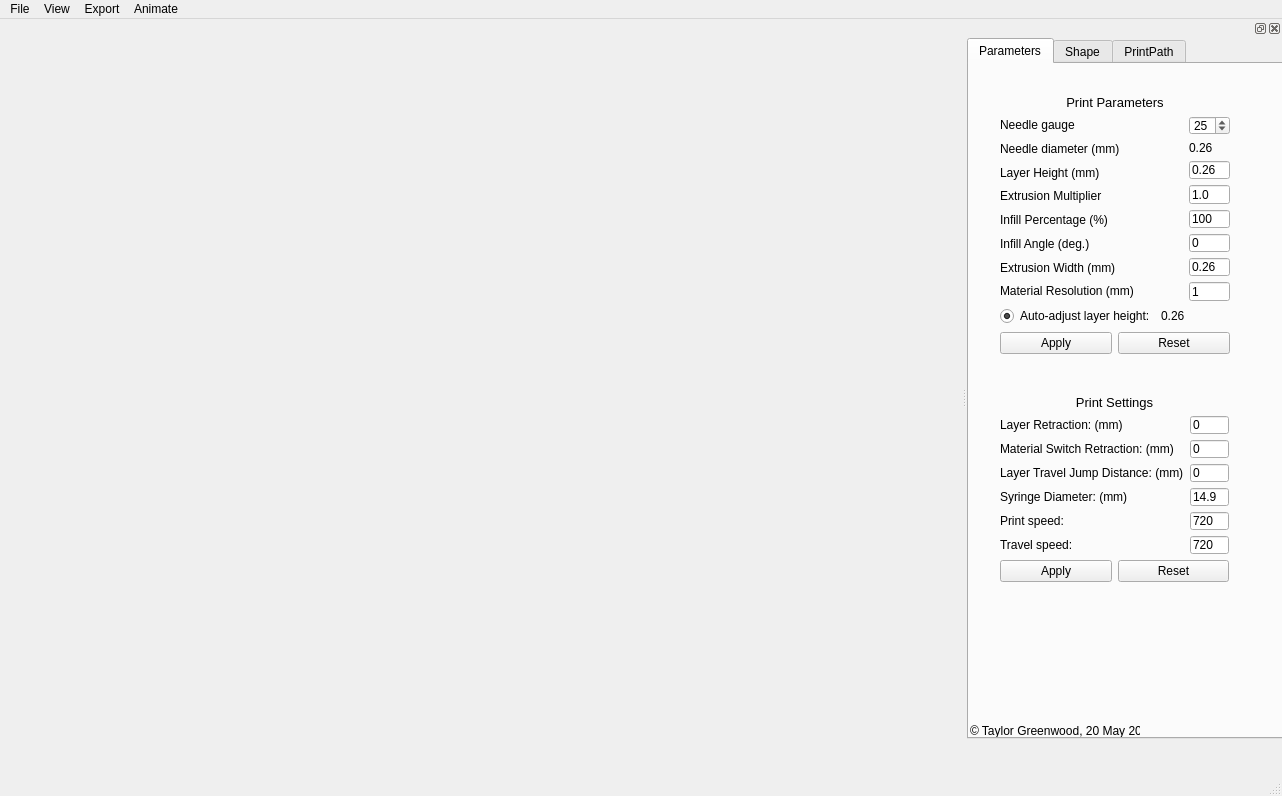
First picture: the form in mainwindowform.ui, repository taylorgwood/FRE_Visualizer_GUI, before the edit.
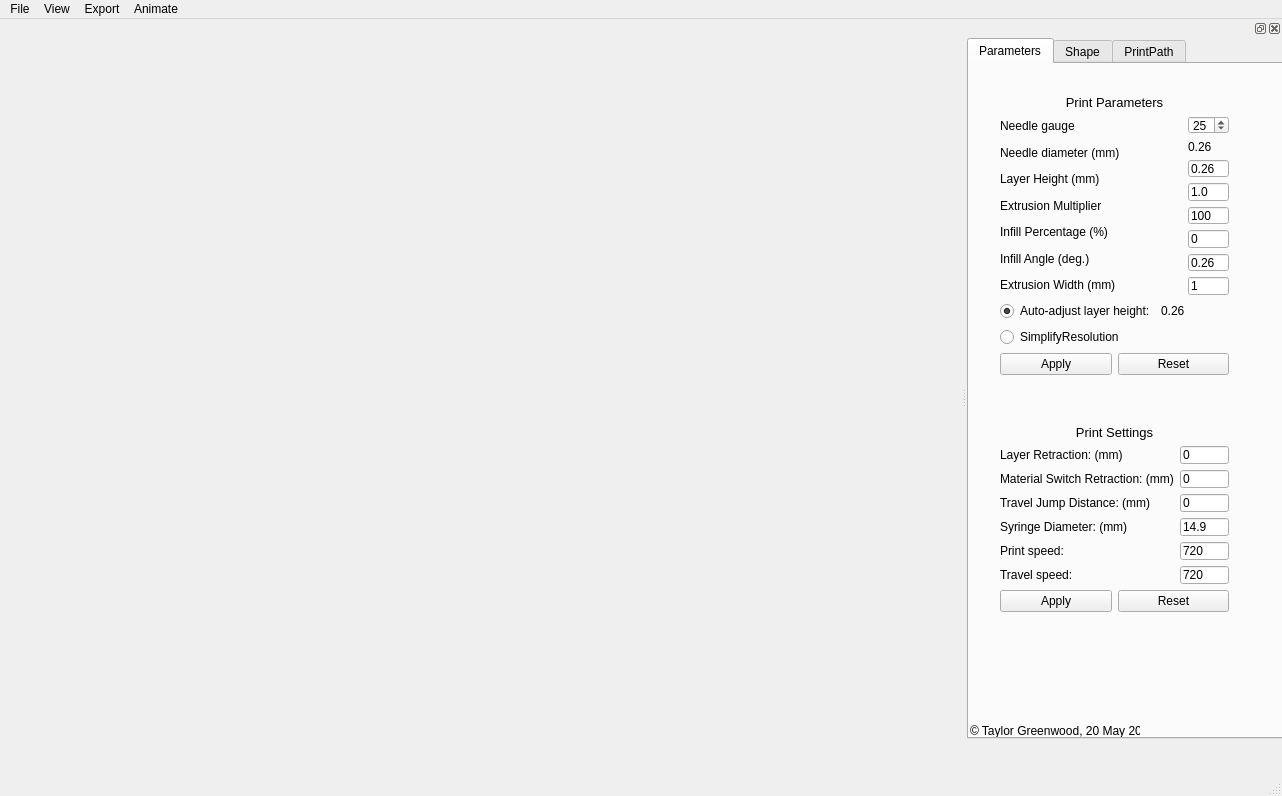
Second picture: the form after the edit.

Commit message: Added simplify points capability

```diff
--- a/mainwindowform.ui
+++ b/mainwindowform.ui
@@ -109,8 +109,8 @@
         <rect>
          <x>20</x>
          <y>20</y>
-         <width>252</width>
-         <height>281</height>
+         <width>251</width>
+         <height>302</height>
         </rect>
        </property>
        <layout class="QVBoxLayout" name="verticalLayout_6">
@@ -182,13 +182,6 @@
               </property>
              </widget>
             </item>
-            <item>
-             <widget class="QLabel" name="label_27">
-              <property name="text">
-               <string>Material Resolution (mm)</string>
-              </property>
-             </widget>
-            </item>
            </layout>
           </item>
           <item>
@@ -283,6 +276,22 @@
           </item>
          </layout>
         </item>
+        <item>
+         <widget class="QRadioButton" name="simplifyResolution">
+          <property name="enabled">
+           <bool>true</bool>
+          </property>
+          <property name="text">
+           <string>SimplifyResolution</string>
+          </property>
+          <property name="checked">
+           <bool>false</bool>
+          </property>
+          <property name="autoExclusive">
+           <bool>false</bool>
+          </property>
+         </widget>
+        </item>
         <item>
          <layout class="QHBoxLayout" name="horizontalLayout_3">
           <item>
@@ -307,7 +316,7 @@
        <property name="geometry">
         <rect>
          <x>20</x>
-         <y>320</y>
+         <y>350</y>
          <width>251</width>
          <height>209</height>
         </rect>
@@ -349,7 +358,7 @@
             <item>
              <widget class="QLabel" name="label_26">
               <property name="text">
-               <string>Layer Travel Jump Distance: (mm)</string>
+               <string>Travel Jump Distance: (mm)</string>
               </property>
              </widget>
             </item>
```
Left out of the diff: 2 changed lines with no effect on the pictures. The commit also changes 4 other files.
